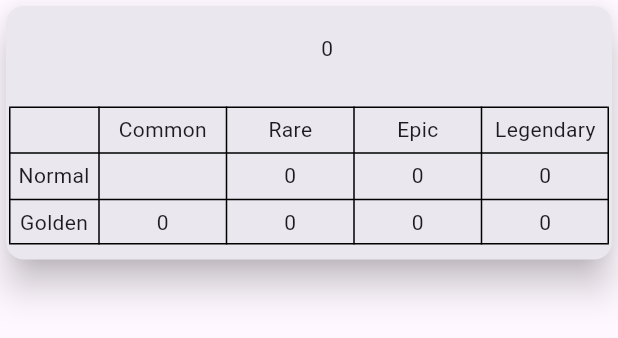
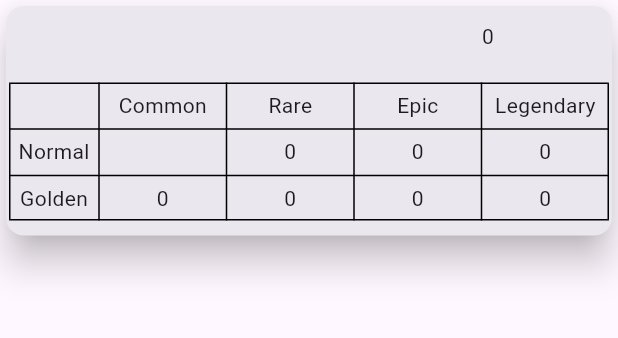
Before and after one commit to tirey93/flutter_hs_stats, a Flutter app: the ExpansionCard widget shown alone on an empty page, opened directly with empty values, on a phone screen of 412 x 824 dp. Shown: the top 338 px of the screen. Run offline on Flutter 3.47's test engine with Material 3 defaults, Android fonts, the phone set to English and light mode, and no system bars; our stand-ins replace flutter_cache_manager; network calls fail.

Commit message:
better look of card

```diff
--- a/lib/widgets/expansion_card.dart
+++ b/lib/widgets/expansion_card.dart
@@ -21,15 +21,12 @@ class _ExpansionCardState extends State<ExpansionCard> {
         mainAxisSize: MainAxisSize.min,
         children: <Widget>[
           Padding(
-            padding: const EdgeInsets.fromLTRB(2, 10, 2, 10),
-            child: Table(
-              columnWidths: {0: FixedColumnWidth(200)},
+            padding: const EdgeInsets.all(10),
+            child: Row(
               children: [
-                TableRow(children: [
-                  Padding(padding: EdgeInsets.all(8), child: Text(getName, style: TextStyle(fontWeight: FontWeight.bold, fontSize: 15),),),
-                  Padding(padding: EdgeInsets.all(8), child: Text(widget.expansion.sumAll().toString())),
-                  getAvarage(widget.expansion.releaseYear),
-                ]),
+                Expanded(flex: 4, child: Text(getName, style: TextStyle(fontWeight: FontWeight.bold, fontSize: 15),),),
+                Expanded(flex: 1, child: Text(widget.expansion.sumAll().toString())),
+                getAvarage(widget.expansion.releaseYear),
               ],
             ),
           ),
@@ -80,7 +77,7 @@ class _ExpansionCardState extends State<ExpansionCard> {
 
   Widget getAvarage(int? releaseYear) {
     if (releaseYear == null)
-      return Padding(padding: EdgeInsets.all(8), child: Text((widget.expansion.sumAll() / getMonths()).toStringAsFixed(2)));
+      return Expanded(flex: 1, child: Text((widget.expansion.sumAll() / getMonths()).toStringAsFixed(2)));
     return Text('');
   }
 
```
Also changed, not shown: lib/widgets/year_card.dart (+5 -8 lines).
